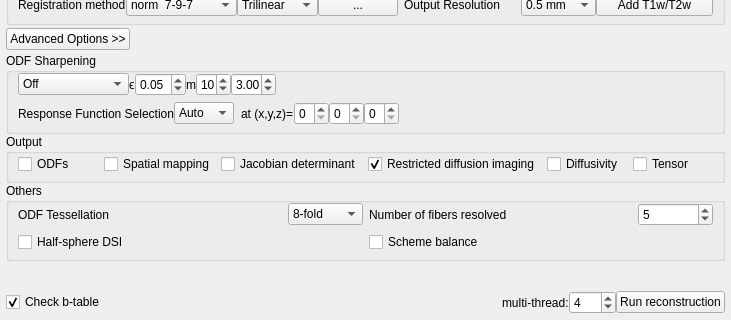
frankyeh/DSI-Studio, file reconstruction/reconstruction_window.ui: the form before one commit; both pictures show x 0 to 731 and y 302 to 622 of the 731 by 622 pixel window.
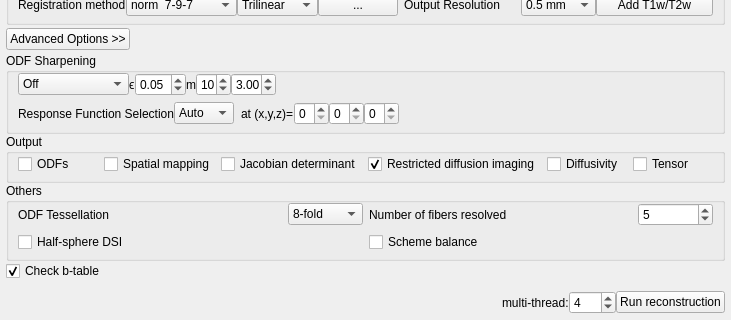
The form after the commit. Icons and pictures are not drawn.

```diff
--- a/reconstruction/reconstruction_window.ui
+++ b/reconstruction/reconstruction_window.ui
@@ -1549,6 +1549,16 @@
              </layout>
             </widget>
            </item>
+           <item>
+            <widget class="QCheckBox" name="check_btable">
+             <property name="text">
+              <string>Check b-table</string>
+             </property>
+             <property name="checked">
+              <bool>true</bool>
+             </property>
+            </widget>
+           </item>
           </layout>
          </widget>
         </item>
@@ -1592,16 +1602,6 @@
            <property name="bottomMargin">
             <number>0</number>
            </property>
-           <item>
-            <widget class="QCheckBox" name="check_btable">
-             <property name="text">
-              <string>Check b-table</string>
-             </property>
-             <property name="checked">
-              <bool>true</bool>
-             </property>
-            </widget>
-           </item>
            <item>
             <spacer name="horizontalSpacer">
              <property name="orientation">
```
Left out of the diff: 24 changed lines with no effect on the pictures.
